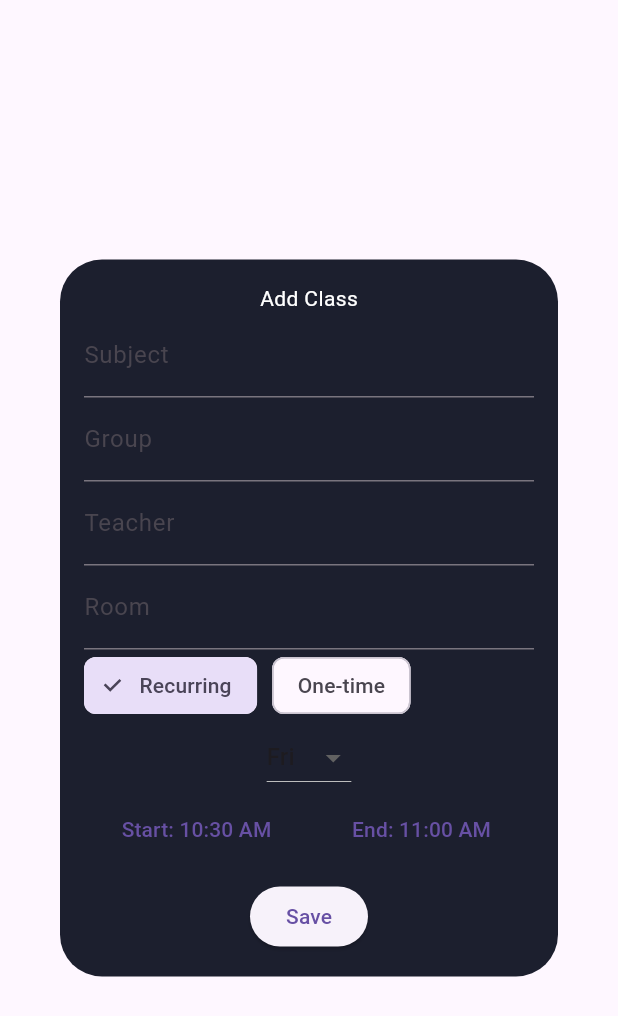
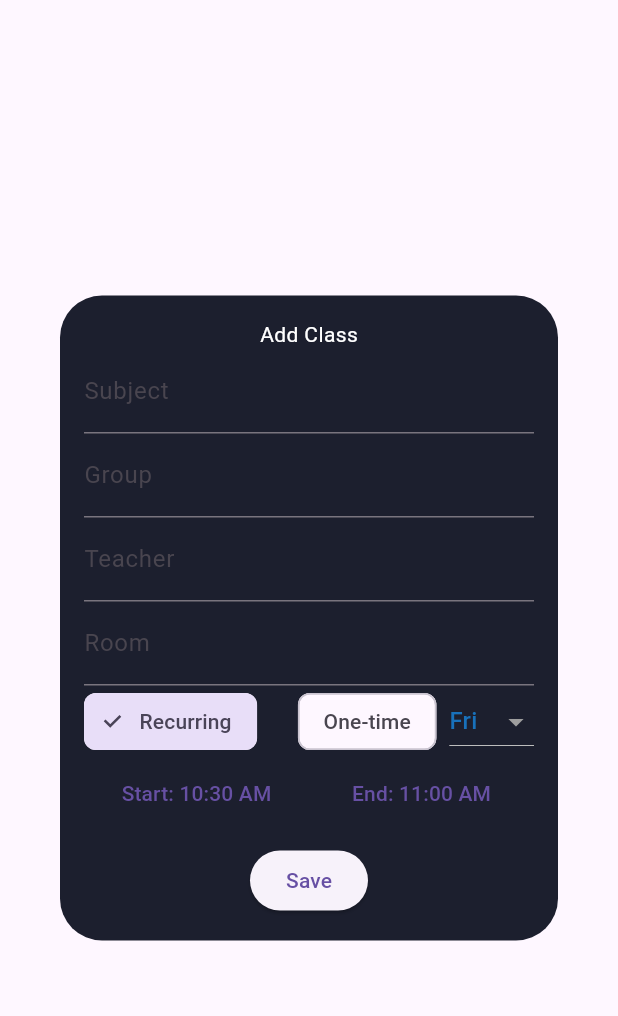
Before and after one commit to sheikh-shakib/classs_management_app, a Flutter app: the AddRoutineScreen widget shown alone on an empty page, opened directly with empty values, on a phone screen of 412 x 824 dp. Shown: the top 1016 px of the screen. Run offline on Flutter 3.47's test engine with Material 3 defaults, Android fonts, the light colour scheme and no system bars; our stand-ins replace cloud_firestore, firebase_auth, firebase_core; accounts and stored records are empty.

Commit message:
routine textfield color changed

```diff
--- a/lib/screens/add_routine_screen.dart
+++ b/lib/screens/add_routine_screen.dart
@@ -1,7 +1,8 @@
 import 'package:flutter/material.dart';
+import 'package:uuid/uuid.dart';
+
 import '../models/schedule_event.dart';
 import '../models/user_model.dart';
-import 'package:uuid/uuid.dart';
 
 class AddRoutineScreen extends StatefulWidget {
   final UserModel user;
@@ -81,15 +82,16 @@ class _AddRoutineScreenState extends State<AddRoutineScreen> {
           children: [
             const Text("Add Class", style: TextStyle(color: Colors.white)),
 
-            TextField(controller: subject, decoration: const InputDecoration(labelText: "Subject")),
+            TextField(controller: subject,style: TextStyle(color: Colors.blue), decoration: const InputDecoration(labelText: "Subject",)),
 
             if (!isCR)
-              TextField(controller: group, decoration: const InputDecoration(labelText: "Group")),
+              TextField(controller: group,style: TextStyle(color: Colors.white), decoration: const InputDecoration(labelText: "Group")),
 
-            TextField(controller: teacher, decoration: const InputDecoration(labelText: "Teacher")),
-            TextField(controller: room, decoration: const InputDecoration(labelText: "Room")),
+            TextField(controller: teacher,style: TextStyle(color: Colors.white), decoration: const InputDecoration(labelText: "Teacher")),
+            TextField(controller: room, style: TextStyle(color: Colors.white),decoration: const InputDecoration(labelText: "Room")),
 
             Row(
+              mainAxisAlignment: MainAxisAlignment.spaceBetween,
               children: [
                 ChoiceChip(
                   label: const Text("Recurring"),
@@ -102,23 +104,22 @@ class _AddRoutineScreenState extends State<AddRoutineScreen> {
                   selected: !isRecurring,
                   onSelected: (_) => setState(() => isRecurring = false),
                 ),
-              ],
-            ),
-
                 if (isRecurring)
                 DropdownButton<int>(
+                  focusColor: Colors.white,
+                  iconEnabledColor: Colors.grey,
                   value: selectedDay,
                   items: List.generate(7, (i) {
                     return DropdownMenuItem(
                       value: i + 1,
-                    child: Text(dayNames[i]),
+                      child: Text(dayNames[i],style: const TextStyle(color: Color.fromARGB(255, 24, 113, 187)),),
                     );
                   }),
                   onChanged: (v) => setState(() => selectedDay = v!),
                 ),
-
                  if (!isRecurring)
-              TextButton(
+                    Expanded(
+                      child: TextButton(
                         onPressed: () async {
                           final picked = await showDatePicker(
                             context: context,
@@ -136,6 +137,10 @@ class _AddRoutineScreenState extends State<AddRoutineScreen> {
                               : "${selectedDate!.day}/${selectedDate!.month}",
                                       ),
                                     ),
+                    ),
+              ],
+            ),
+
 
             Row(
               children: [
```
Also changed, not shown: pubspec.lock. Lines whose indentation alone changed are shown as unchanged.
